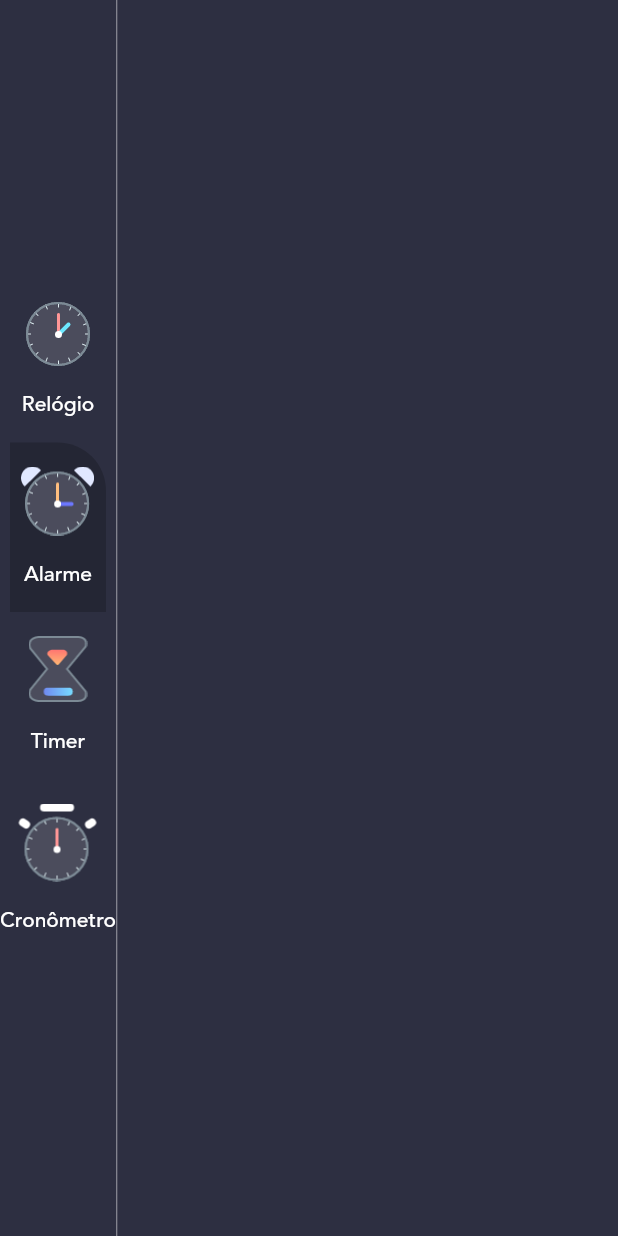
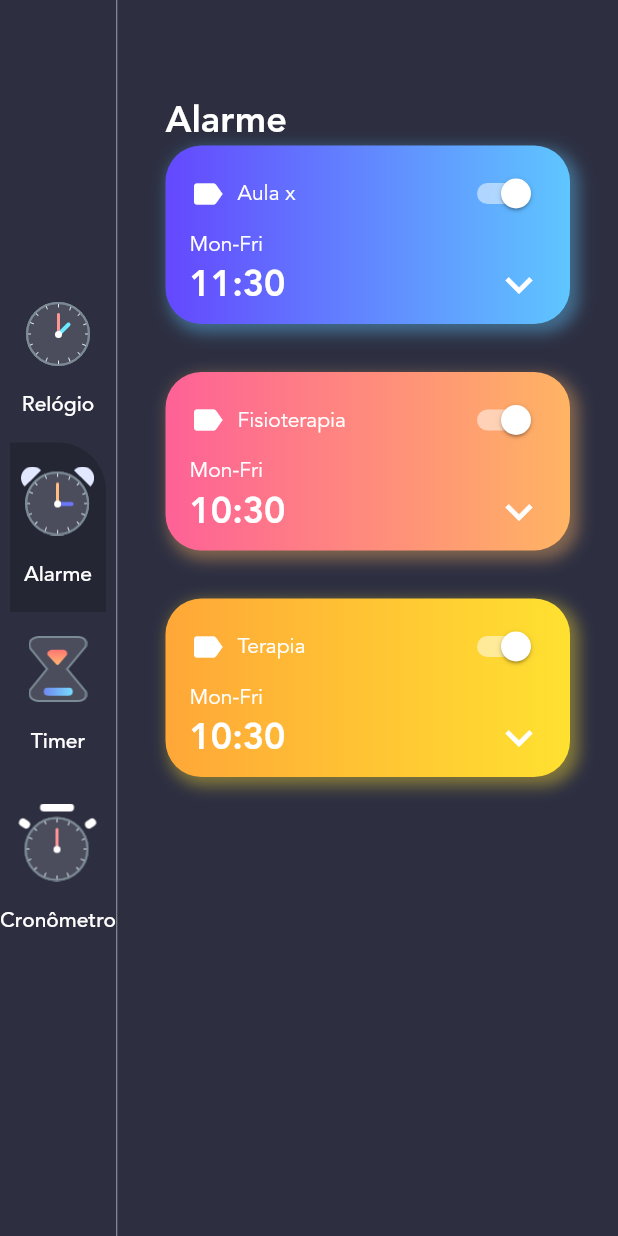
Before and after one commit to SamillyNunes/motivational_clock, a Flutter app: the screen it shows after launch, after a tap on "Alarme", on a phone screen of 412 x 824 dp. Run offline on Flutter 3.47's test engine with Material 2 defaults, Android fonts, the light colour scheme and no system bars.

Commit message:
Adding alarm container

```diff
--- a/lib/data.dart
+++ b/lib/data.dart
@@ -1,25 +1,48 @@
+import 'package:motivational_clock/constants/theme_data.dart';
 import 'package:motivational_clock/enums/enums.dart';
+import 'package:motivational_clock/models/alarm_model.dart';
 import 'package:motivational_clock/models/menu_info_model.dart';
 
 List<MenuInfoModel> menuItems = [
   MenuInfoModel(
-    menuType: MenyType.clock,
+    menuType: MenuType.clock,
     title: "Relógio",
     imageSource: "assets/images/clock_icon.png",
   ),
   MenuInfoModel(
-    menuType: MenyType.alarm,
+    menuType: MenuType.alarm,
     title: "Alarme",
     imageSource: "assets/images/alarm_icon.png",
   ),
   MenuInfoModel(
-    menuType: MenyType.timer,
+    menuType: MenuType.timer,
     title: "Timer",
     imageSource: "assets/images/timer_icon.png",
   ),
   MenuInfoModel(
-    menuType: MenyType.stopwatch,
+    menuType: MenuType.stopwatch,
     title: "Cronômetro",
     imageSource: "assets/images/stopwatch_icon.png",
   ),
 ];
+
+List<AlarmModel> alarms = [
+  AlarmModel(
+    alarmDateTime: DateTime.now().add(Duration(hours: 1)),
+    description: "Aula x",
+    isActive: true,
+    gradientColors: GradientColors.sky,
+  ),
+  AlarmModel(
+    alarmDateTime: DateTime.now().add(Duration(days: 3)),
+    description: "Fisioterapia",
+    isActive: true,
+    gradientColors: GradientColors.sunset,
+  ),
+  AlarmModel(
+    alarmDateTime: DateTime.now().add(Duration(days: 5)),
+    description: "Terapia",
+    isActive: true,
+    gradientColors: GradientColors.mango,
+  ),
+];
--- a/lib/enums/enums.dart
+++ b/lib/enums/enums.dart
@@ -1 +1 @@
-enum MenyType { clock, alarm, timer, stopwatch }
+enum MenuType { clock, alarm, timer, stopwatch }
--- a/lib/main.dart
+++ b/lib/main.dart
@@ -1,9 +1,7 @@
-import 'package:flutter/foundation.dart';
 import 'package:flutter/material.dart';
-import 'package:device_preview/device_preview.dart';
 import 'package:motivational_clock/enums/enums.dart';
 import 'package:motivational_clock/models/menu_info_model.dart';
-import 'package:motivational_clock/views/home/home_view.dart';
+import 'package:motivational_clock/views/home/home_page.dart';
 import 'package:provider/provider.dart';
 
 void main() {
@@ -26,7 +24,7 @@ class MyApp extends StatelessWidget {
       ),
       home: ChangeNotifierProvider<MenuInfoModel>(
         create: (context) => MenuInfoModel(
-          menuType: MenyType.clock,
+          menuType: MenuType.clock,
           title: "Relógio",
           imageSource: "assets/images/clock_icon.png",
         ),
--- /dev/null
+++ b/lib/models/alarm_model.dart
@@ -0,0 +1,15 @@
+import 'package:flutter/material.dart';
+
+class AlarmModel {
+  DateTime alarmDateTime;
+  String description;
+  bool isActive;
+  List<Color> gradientColors;
+
+  AlarmModel({
+    required this.alarmDateTime,
+    required this.description,
+    required this.isActive,
+    required this.gradientColors,
+  });
+}
--- a/lib/models/menu_info_model.dart
+++ b/lib/models/menu_info_model.dart
@@ -2,7 +2,7 @@ import 'package:flutter/material.dart';
 import 'package:motivational_clock/enums/enums.dart';
 
 class MenuInfoModel extends ChangeNotifier {
-  MenyType menuType;
+  MenuType menuType;
   String title;
   String imageSource;
 
--- /dev/null
+++ b/lib/views/alarm/alarm_page.dart
@@ -0,0 +1,122 @@
+import 'package:flutter/material.dart';
+import 'package:motivational_clock/constants/theme_data.dart';
+import 'package:motivational_clock/data.dart';
+
+class AlarmPage extends StatelessWidget {
+  @override
+  Widget build(BuildContext context) {
+    return Container(
+      padding: EdgeInsets.symmetric(
+        horizontal: 32,
+        vertical: 64,
+      ),
+      child: Column(
+        mainAxisAlignment: MainAxisAlignment.center,
+        crossAxisAlignment: CrossAxisAlignment.start,
+        children: [
+          Text(
+            "Alarme",
+            style: TextStyle(
+              color: CustomColors.primaryTextColor,
+              fontSize: 24,
+              fontFamily: "avenir",
+              fontWeight: FontWeight.w700,
+            ),
+          ),
+          Expanded(
+            child: ListView(
+              children: alarms.map(
+                (alarm) {
+                  return Padding(
+                    padding: const EdgeInsets.only(bottom: 32.0),
+                    child: Container(
+                      padding: const EdgeInsets.symmetric(
+                          horizontal: 16, vertical: 8),
+                      // height: 100,
+                      decoration: BoxDecoration(
+                        gradient: LinearGradient(
+                          colors: alarm.gradientColors,
+                          begin: Alignment.centerLeft,
+                          end: Alignment.centerRight,
+                        ),
+                        borderRadius: BorderRadius.all(Radius.circular(24)),
+                        boxShadow: [
+                          BoxShadow(
+                            color: alarm.gradientColors.last.withOpacity(0.4),
+                            blurRadius: 8,
+                            spreadRadius: 2,
+                            offset: Offset(4, 4),
+                          ),
+                        ],
+                      ),
+                      child: Column(
+                        crossAxisAlignment: CrossAxisAlignment.start,
+                        children: [
+                          Row(
+                            mainAxisAlignment: MainAxisAlignment.spaceBetween,
+                            children: [
+                              Row(
+                                children: [
+                                  Icon(
+                                    Icons.label,
+                                    color: Colors.white,
+                                    size: 24,
+                                  ),
+                                  SizedBox(
+                                    width: 8,
+                                  ),
+                                  Text(
+                                    alarm.description,
+                                    style: TextStyle(
+                                      color: Colors.white,
+                                      fontFamily: "avenir",
+                                    ),
+                                  ),
+                                ],
+                              ),
+                              Switch(
+                                value: true,
+                                onChanged: (value) {},
+                                activeColor: Colors.white,
+                              ),
+                            ],
+                          ),
+                          Text(
+                            "Mon-Fri",
+                            style: TextStyle(
+                              color: Colors.white,
+                              fontFamily: "avenir",
+                            ),
+                          ),
+                          Row(
+                            mainAxisAlignment: MainAxisAlignment.spaceBetween,
+                            children: [
+                              Text(
+                                "${alarm.alarmDateTime.hour}:${alarm.alarmDateTime.minute}",
+                                style: TextStyle(
+                                  color: Colors.white,
+                                  fontFamily: "avenir",
+                                  fontWeight: FontWeight.w700,
+                                  fontSize: 24,
+                                ),
+                              ),
+                              Icon(
+                                Icons.keyboard_arrow_down,
+                                size: 36,
+                                color: Colors.white,
+                              ),
+                            ],
+                          ),
+                        ],
+                      ),
+                    ),
+                  );
+                },
+              ).toList(),
+            ),
+          ),
+        ],
+      ),
+    );
+  }
+}
--- a/lib/views/home/home_view.dart
+++ b/lib/views/home/home_page.dart
@@ -4,6 +4,7 @@ import 'package:motivational_clock/constants/theme_data.dart';
 import 'package:motivational_clock/data.dart';
 import 'package:motivational_clock/enums/enums.dart';
 import 'package:motivational_clock/models/menu_info_model.dart';
+import 'package:motivational_clock/views/alarm/alarm_page.dart';
 import 'package:motivational_clock/views/clock/clock_page.dart';
 import 'package:motivational_clock/views/clock/clock_painting.dart';
 import 'package:provider/provider.dart';
@@ -36,8 +37,10 @@ class _HomeViewState extends State<HomeView> {
             child: Consumer<MenuInfoModel>(
               builder: (context, value, child) {
                 switch (value.menuType) {
-                  case MenyType.clock:
+                  case MenuType.clock:
                     return ClockPage();
+                  case MenuType.alarm:
+                    return AlarmPage();
                   default:
                     return Container();
                 }
```
Also changed, not shown: lib/views/alarm/alarm_view.dart (deleted).
